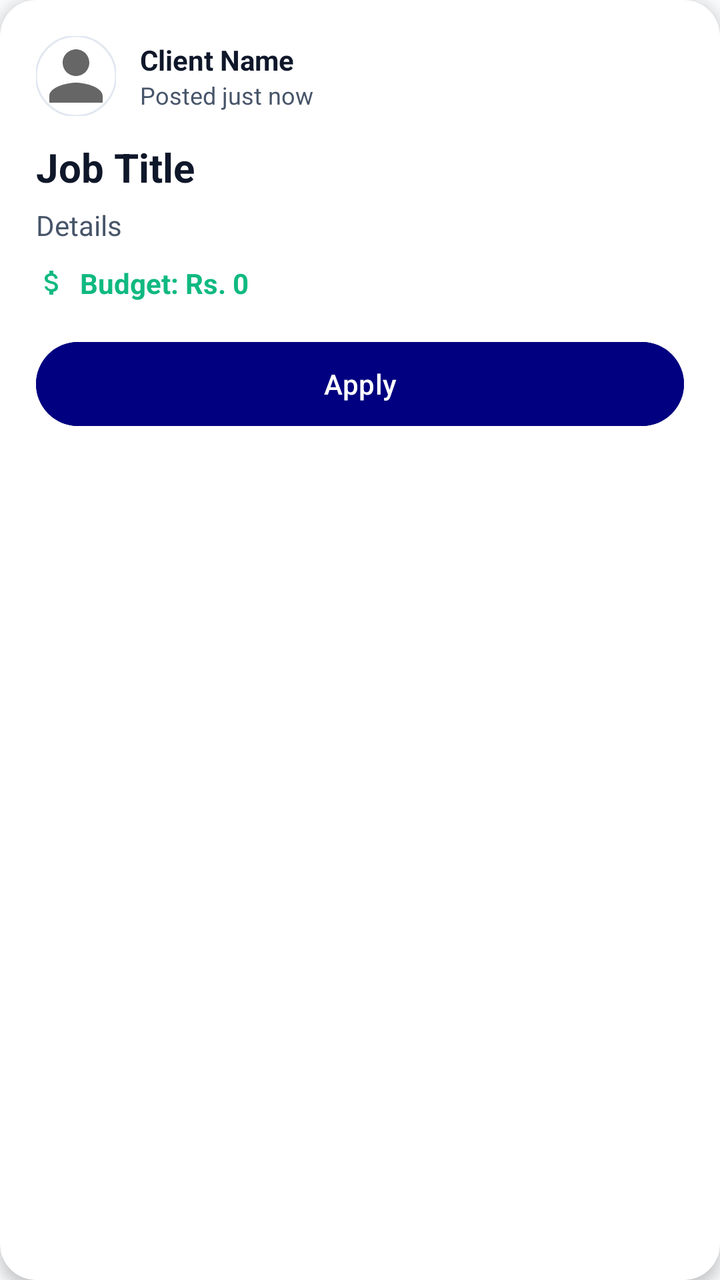
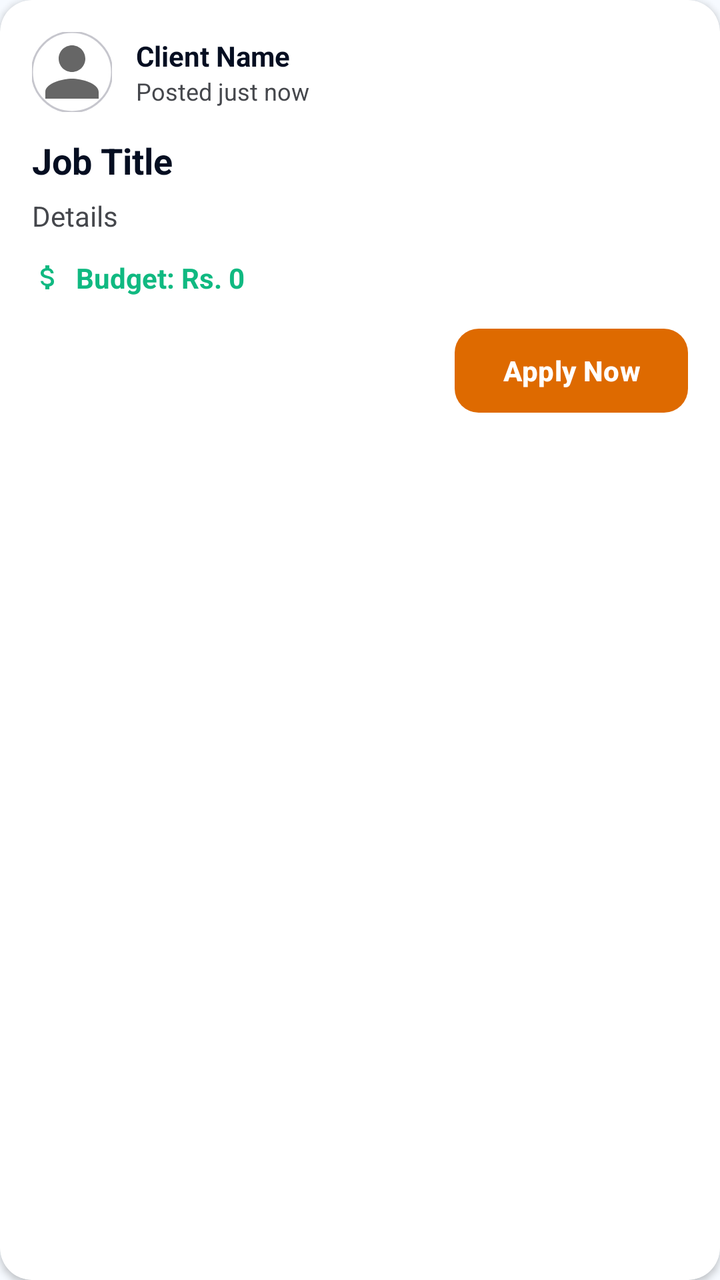

The first picture is an Android layout as it rendered before a commit; the second is the same layout after the commit. The layout source and the unified diff follow.
<!-- AndroidManifest.xml: application theme Theme.MiniJobHunt -->
<!-- res/layout/item_freelancer_job.xml -->
<?xml version="1.0" encoding="utf-8"?>
<androidx.cardview.widget.CardView
    xmlns:android="http://schemas.android.com/apk/res/android"
    xmlns:app="http://schemas.android.com/apk/res-auto"
    android:layout_width="match_parent"
    android:layout_height="wrap_content"
    android:layout_marginHorizontal="16dp"
    android:layout_marginVertical="8dp"
    app:cardBackgroundColor="@color/surface"
    app:cardCornerRadius="18dp"
    app:cardElevation="4dp">

    <LinearLayout
        android:layout_width="match_parent"
        android:layout_height="wrap_content"
        android:orientation="vertical"
        android:padding="18dp">

        
        <LinearLayout
            android:layout_width="match_parent"
            android:layout_height="wrap_content"
            android:orientation="horizontal"
            android:gravity="center_vertical"
            android:layout_marginBottom="12dp">

            <com.google.android.material.imageview.ShapeableImageView
                android:id="@+id/imgClientProfile"
                android:layout_width="40dp"
                android:layout_height="40dp"
                android:scaleType="centerCrop"
                android:src="@drawable/ic_profile"
                app:shapeAppearanceOverlay="@style/CircleImage"
                app:strokeColor="@color/divider"
                app:strokeWidth="1dp" />

            <LinearLayout
                android:layout_width="0dp"
                android:layout_height="wrap_content"
                android:layout_weight="1"
                android:orientation="vertical"
                android:layout_marginStart="12dp">

                <LinearLayout
                    android:layout_width="wrap_content"
                    android:layout_height="wrap_content"
                    android:orientation="horizontal"
                    android:gravity="center_vertical">

                    <TextView
                        android:id="@+id/txtClientName"
                        android:layout_width="wrap_content"
                        android:layout_height="wrap_content"
                        android:text="Client Name"
                        android:textColor="@color/text_primary"
                        android:textStyle="bold"
                        android:textSize="14sp" />

                    <ImageView
                        android:id="@+id/imgVerifiedBadge"
                        android:layout_width="20dp"
                        android:layout_height="20dp"
                        android:layout_marginStart="6dp"
                        android:src="@drawable/ic_verified"
                        android:visibility="gone"
                        android:contentDescription="Verified"/>

                </LinearLayout>

                <TextView
                    android:id="@+id/txtPostedAt"
                    android:layout_width="wrap_content"
                    android:layout_height="wrap_content"
                    android:text="Posted just now"
                    android:textColor="@color/text_secondary"
                    android:textSize="12sp" />

            </LinearLayout>

        </LinearLayout>

        <TextView
            android:id="@+id/txtJobTitle"
            android:layout_width="wrap_content"
            android:layout_height="wrap_content"
            android:text="Job Title"
            android:textSize="20sp"
            android:textStyle="bold"
            android:textColor="@color/text_primary" />

        <TextView
            android:id="@+id/txtJobDetails"
            android:layout_width="wrap_content"
            android:layout_height="wrap_content"
            android:layout_marginTop="6dp"
            android:text="Details"
            android:textColor="@color/text_secondary" />

        <LinearLayout
            android:layout_width="match_parent"
            android:layout_height="wrap_content"
            android:orientation="horizontal"
            android:gravity="center_vertical"
            android:layout_marginTop="10dp">

            <ImageView
                android:layout_width="16dp"
                android:layout_height="16dp"
                android:src="@drawable/ic_money"
                app:tint="@color/success" />

            <TextView
                android:id="@+id/txtJobBudget"
                android:layout_width="wrap_content"
                android:layout_height="wrap_content"
                android:layout_marginStart="6dp"
                android:text="Budget: Rs. 0"
                android:textColor="@color/success"
                android:textStyle="bold" />

        </LinearLayout>

        <Button
            android:id="@+id/btnApply"
            android:layout_width="match_parent"
            android:layout_height="50dp"
            android:layout_marginTop="16dp"
            android:text="Apply"
            android:textAllCaps="false"
            android:textColor="@color/white"
            android:backgroundTint="@color/primary" />

        <LinearLayout
            android:id="@+id/layoutWork"
            android:layout_width="match_parent"
            android:layout_height="wrap_content"
            android:orientation="vertical"
            android:visibility="gone">

            <LinearLayout
                android:layout_width="match_parent"
                android:layout_height="wrap_content"
                android:orientation="horizontal"
                android:layout_marginTop="12dp">

                <Button
                    android:id="@+id/btnSubmitWork"
                    android:layout_width="0dp"
                    android:layout_height="50dp"
                    android:layout_weight="1"
                    android:text="Add New File"
                    android:textAllCaps="false"
                    android:textColor="@color/white"
                    android:backgroundTint="@color/info" />

                <Button
                    android:id="@+id/btnManageWork"
                    style="?attr/materialButtonOutlinedStyle"
                    android:layout_width="0dp"
                    android:layout_height="50dp"
                    android:layout_weight="1"
                    android:layout_marginStart="8dp"
                    android:text="Manage Work"
                    android:textAllCaps="false"
                    android:textColor="@color/info"
                    android:visibility="gone"/>

            </LinearLayout>

            <TextView
                android:id="@+id/txtWorkFile"
                android:layout_width="match_parent"
                android:layout_height="wrap_content"
                android:layout_marginTop="8dp"
                android:text="Latest submission: View file"
                android:textColor="@color/primary"
                android:textSize="12sp"
                android:gravity="center"
                android:visibility="gone" />

            <TextView
                android:id="@+id/btnRaiseConflict"
                android:layout_width="wrap_content"
                android:layout_height="wrap_content"
                android:layout_marginTop="12dp"
                android:layout_gravity="center"
                android:text="Problem? Raise a Conflict"
                android:textColor="@color/accent"
                android:textSize="13sp"
                android:textStyle="bold"
                android:padding="8dp" />

        </LinearLayout>

    </LinearLayout>

</androidx.cardview.widget.CardView>
<!-- resources referenced by this layout -->
<resources>
  <color name="accent">#EF4444</color>
  <color name="divider">#E2E8F0</color>
  <color name="info">#000080</color>
  <color name="primary">#000080</color>
  <color name="surface">#FFFFFF</color>
  <color name="text_primary">#0F172A</color>
  <color name="text_secondary">#475569</color>
  <style name="Base.Theme.MiniJobHunt" parent="Theme.Material3.DayNight.NoActionBar">
          <item name="colorPrimary">@color/primary</item>
          <item name="colorOnPrimary">@color/white</item>
          <item name="colorPrimaryContainer">@color/primary_light</item>
          <item name="colorOnPrimaryContainer">@color/primary_dark</item>
  
          <item name="colorSecondary">@color/info</item>
          <item name="colorOnSecondary">@color/white</item>
  
          <item name="android:windowBackground">@color/background</item>
          <item name="android:statusBarColor">@color/background</item>
          <item name="android:windowLightStatusBar">true</item>
  
          
          <item name="textAppearanceHeadlineLarge">@style/AppText.HeadlineLarge</item>
          <item name="textAppearanceTitleMedium">@style/AppText.TitleMedium</item>
          <item name="textAppearanceBodyLarge">@style/AppText.BodyLarge</item>
      </style>
  <color name="primary_light">#E6E6FF</color>
  <color name="primary_dark">#000066</color>
  <color name="background">#F8FAFC</color>
  <style name="AppText.HeadlineLarge">
          <item name="android:textSize">30sp</item>
          <item name="android:textStyle">bold</item>
          <item name="android:textColor">@color/text_primary</item>
          <item name="android:letterSpacing">-0.02</item>
      </style>
  <!-- unchanged entries left out for length: 9 -->
</resources>

<!-- the commit's change to res/layout/item_freelancer_job.xml (unified diff, before → after) -->
@@ -6,15 +6,15 @@
     android:layout_height="wrap_content"
     android:layout_marginHorizontal="16dp"
     android:layout_marginVertical="8dp"
-    app:cardBackgroundColor="@color/surface"
-    app:cardCornerRadius="18dp"
-    app:cardElevation="4dp">
+    app:cardBackgroundColor="@color/white"
+    app:cardCornerRadius="16dp"
+    app:cardElevation="2dp">
 
     <LinearLayout
         android:layout_width="match_parent"
         android:layout_height="wrap_content"
         android:orientation="vertical"
-        android:padding="18dp">
+        android:padding="16dp">
 
         
         <LinearLayout
@@ -31,7 +31,7 @@
                 android:scaleType="centerCrop"
                 android:src="@drawable/ic_profile"
                 app:shapeAppearanceOverlay="@style/CircleImage"
-                app:strokeColor="@color/divider"
+                app:strokeColor="@color/outline_variant"
                 app:strokeWidth="1dp" />
 
             <LinearLayout
@@ -52,7 +52,7 @@
                         android:layout_width="wrap_content"
                         android:layout_height="wrap_content"
                         android:text="Client Name"
-                        android:textColor="@color/text_primary"
+                        android:textColor="@color/primary"
                         android:textStyle="bold"
                         android:textSize="14sp" />
 
@@ -84,9 +84,9 @@
             android:layout_width="wrap_content"
             android:layout_height="wrap_content"
             android:text="Job Title"
-            android:textSize="20sp"
+            android:textSize="18sp"
             android:textStyle="bold"
-            android:textColor="@color/text_primary" />
+            android:textColor="@color/primary" />
 
         <TextView
             android:id="@+id/txtJobDetails"
@@ -94,14 +94,16 @@
             android:layout_height="wrap_content"
             android:layout_marginTop="6dp"
             android:text="Details"
-            android:textColor="@color/text_secondary" />
+            android:textColor="@color/text_secondary"
+            android:textSize="14sp"
+            android:lineSpacingExtra="2dp" />
 
         <LinearLayout
             android:layout_width="match_parent"
             android:layout_height="wrap_content"
             android:orientation="horizontal"
             android:gravity="center_vertical"
-            android:layout_marginTop="10dp">
+            android:layout_marginTop="12dp">
 
             <ImageView
                 android:layout_width="16dp"
@@ -116,26 +118,57 @@
                 android:layout_marginStart="6dp"
                 android:text="Budget: Rs. 0"
                 android:textColor="@color/success"
-                android:textStyle="bold" />
+                android:textStyle="bold"
+                android:textSize="14sp" />
 
         </LinearLayout>
 
-        <Button
-            android:id="@+id/btnApply"
-            android:layout_width="match_parent"
-            android:layout_height="50dp"
-            android:layout_marginTop="16dp"
-            android:text="Apply"
-            android:textAllCaps="false"
-            android:textColor="@color/white"
-            android:backgroundTint="@color/primary" />
+        <RelativeLayout
+            android:layout_width="match_parent"
+            android:layout_height="wrap_content"
+            android:layout_marginTop="16dp">
+
+            <com.google.android.material.button.MaterialButton
+                android:id="@+id/btnApply"
+                style="@style/AppButton.Accent"
+                android:layout_width="wrap_content"
+                android:layout_height="42dp"
+                android:layout_alignParentEnd="true"
+                android:paddingHorizontal="24dp"
+                android:text="Apply Now"
+                android:textAllCaps="false"
+                android:textSize="14sp" />
+
+        </RelativeLayout>
 
         <LinearLayout
             android:id="@+id/layoutWork"
             android:layout_width="match_parent"
             android:layout_height="wrap_content"
             android:orientation="vertical"
-            android:visibility="gone">
+            android:visibility="gone"
+            tools:visibility="visible"
+            xmlns:tools="http://schemas.android.com/tools">
+
+            <View
+                android:layout_width="match_parent"
+                android:layout_height="1dp"
+                android:background="@color/divider"
+                android:layout_marginVertical="12dp" />
+
+            <TextView
+                android:id="@+id/txtWorkFile"
+                android:layout_width="match_parent"
+                android:layout_height="wrap_content"
+                android:background="@drawable/bg_chip_light"
+                android:padding="12dp"
+                android:text="Attached File: none"
+                android:textColor="@color/primary"
+                android:textSize="13sp"
+                android:textStyle="bold"
+                android:drawableStart="@drawable/ic_upload"
+                android:drawablePadding="8dp"
+                android:visibility="gone" />
 
             <LinearLayout
                 android:layout_width="match_parent"
@@ -143,55 +176,43 @@
                 android:orientation="horizontal"
                 android:layout_marginTop="12dp">
 
-                <Button
+                <com.google.android.material.button.MaterialButton
                     android:id="@+id/btnSubmitWork"
+                    style="@style/AppButton.Primary"
                     android:layout_width="0dp"
-                    android:layout_height="50dp"
+                    android:layout_height="42dp"
                     android:layout_weight="1"
-                    android:text="Add New File"
-                    android:textAllCaps="false"
-                    android:textColor="@color/white"
-                    android:backgroundTint="@color/info" />
-
-                <Button
+                    android:layout_marginEnd="6dp"
+                    android:text="Submit Work"
+                    android:textSize="13sp"
+                    android:textAllCaps="false" />
+
+                <com.google.android.material.button.MaterialButton
                     android:id="@+id/btnManageWork"
-                    style="?attr/materialButtonOutlinedStyle"
+                    style="@style/AppButton.Ghost"
                     android:layout_width="0dp"
-                    android:layout_height="50dp"
+                    android:layout_height="42dp"
                     android:layout_weight="1"
-                    android:layout_marginStart="8dp"
-                    android:text="Manage Work"
-                    android:textAllCaps="false"
-                    android:textColor="@color/info"
-                    android:visibility="gone"/>
-
+                    android:layout_marginStart="6dp"
+                    android:text="Manage"
+                    android:textSize="13sp"
+                    android:textAllCaps="false" />
             </LinearLayout>
 
-            <TextView
-                android:id="@+id/txtWorkFile"
-                android:layout_width="match_parent"
-                android:layout_height="wrap_content"
-                android:layout_marginTop="8dp"
-                android:text="Latest submission: View file"
-                android:textColor="@color/primary"
-                android:textSize="12sp"
-                android:gravity="center"
-                android:visibility="gone" />
-
-            <TextView
+            <com.google.android.material.button.MaterialButton
                 android:id="@+id/btnRaiseConflict"
-                android:layout_width="wrap_content"
-                android:layout_height="wrap_content"
-                android:layout_marginTop="12dp"
-                android:layout_gravity="center"
+                style="@style/Widget.Material3.Button.TextButton"
+                android:layout_width="match_parent"
+                android:layout_height="wrap_content"
+                android:layout_marginTop="4dp"
                 android:text="Problem? Raise a Conflict"
                 android:textColor="@color/accent"
-                android:textSize="13sp"
-                android:textStyle="bold"
-                android:padding="8dp" />
-
+                android:textSize="12sp"
+                android:textAllCaps="false" />
         </LinearLayout>
 
+
+
     </LinearLayout>
 
 </androidx.cardview.widget.CardView>
<!-- resource entries referenced after the edit -->
@@ -1,19 +1,70 @@
 <!-- resources referenced by this layout -->
 <resources>
-  <color name="accent">#EF4444</color>
-  <color name="divider">#E2E8F0</color>
-  <color name="info">#000080</color>
-  <color name="primary">#000080</color>
-  <color name="surface">#FFFFFF</color>
-  <color name="text_primary">#0F172A</color>
-  <color name="text_secondary">#475569</color>
+  <color name="accent">#ba1a1a</color>
+  <color name="divider">#c6c6cd</color>
+  <color name="outline_variant">#c6c6cd</color>
+  <color name="info">#050e21</color>
+  <color name="orange_primary">#de6a00</color>
+  <style name="ShapeAppearance.App.Medium" parent="ShapeAppearance.Material3.MediumComponent">
+          <item name="cornerSize">12dp</item>
+      </style>
+  <color name="primary">#050e21</color>
+  <color name="text_primary">#141d23</color>
+  <color name="text_muted">#76777d</color>
+  <color name="text_secondary">#45474c</color>
+  <!-- drawable bg_chip_light (drawable) -->
+  <?xml version="1.0" encoding="utf-8"?>
+  <shape xmlns:android="http://schemas.android.com/apk/res/android"
+      android:shape="rectangle">
+      <solid android:color="@color/surface_container" />
+      <corners android:radius="999dp" />
+  </shape>
+  <!-- drawable ic_upload (drawable) -->
+  <vector xmlns:android="http://schemas.android.com/apk/res/android"
+      android:width="24dp"
+      android:height="24dp"
+      android:viewportWidth="24"
+      android:viewportHeight="24">
+  
+      <path
+          android:fillColor="#4CAF50"
+          android:pathData="M5,20h14v-2H5v2zM12,2l-5.5,5.5 1.41,1.41L11,5.83V16h2V5.83l3.09,3.08 1.41-1.41L12,2z"/>
+  </vector>
+  <style name="AppButton.Accent" parent="Widget.Material3.Button">
+          <item name="backgroundTint">@color/orange_primary</item>
+          <item name="android:textColor">@color/white</item>
+          <item name="shapeAppearance">@style/ShapeAppearance.App.Medium</item>
+          <item name="android:insetTop">0dp</item>
+          <item name="android:insetBottom">0dp</item>
+          <item name="android:letterSpacing">0.01</item>
+          <item name="android:textStyle">bold</item>
+      </style>
+  <style name="AppButton.Ghost" parent="Widget.Material3.Button.OutlinedButton">
+          <item name="android:textColor">@color/primary</item>
+          <item name="strokeColor">@color/primary</item>
+          <item name="strokeWidth">1dp</item>
+          <item name="shapeAppearance">@style/ShapeAppearance.App.Medium</item>
+          <item name="android:insetTop">0dp</item>
+          <item name="android:insetBottom">0dp</item>
+          <item name="android:textStyle">bold</item>
+      </style>
+  <style name="AppButton.Primary" parent="Widget.Material3.Button">
+          <item name="backgroundTint">@color/primary</item>
+          <item name="android:textColor">@color/white</item>
+          <item name="shapeAppearance">@style/ShapeAppearance.App.Medium</item>
+          <item name="android:insetTop">0dp</item>
+          <item name="android:insetBottom">0dp</item>
+          <item name="android:letterSpacing">0.01</item>
+          <item name="android:textStyle">bold</item>
+      </style>
+  <color name="surface_container">#e6eff8</color>
   <style name="Base.Theme.MiniJobHunt" parent="Theme.Material3.DayNight.NoActionBar">
           <item name="colorPrimary">@color/primary</item>
           <item name="colorOnPrimary">@color/white</item>
-          <item name="colorPrimaryContainer">@color/primary_light</item>
-          <item name="colorOnPrimaryContainer">@color/primary_dark</item>
+          <item name="colorPrimaryContainer">@color/primary_container</item>
+          <item name="colorOnPrimaryContainer">@color/on_primary_container</item>
   
-          <item name="colorSecondary">@color/info</item>
+          <item name="colorSecondary">@color/secondary</item>
           <item name="colorOnSecondary">@color/white</item>
   
           <item name="android:windowBackground">@color/background</item>
@@ -24,16 +75,24 @@
           <item name="textAppearanceHeadlineLarge">@style/AppText.HeadlineLarge</item>
           <item name="textAppearanceTitleMedium">@style/AppText.TitleMedium</item>
           <item name="textAppearanceBodyLarge">@style/AppText.BodyLarge</item>
+          <item name="textAppearanceLabelMedium">@style/AppText.LabelMedium</item>
       </style>
-  <color name="primary_light">#E6E6FF</color>
-  <color name="primary_dark">#000066</color>
-  <color name="background">#F8FAFC</color>
+  <color name="primary_container">#1b2437</color>
+  <color name="on_primary_container">#828ba2</color>
+  <color name="secondary">#5c5f60</color>
+  <color name="background">#f6faff</color>
   <style name="AppText.HeadlineLarge">
-          <item name="android:textSize">30sp</item>
+          <item name="android:textSize">24sp</item>
           <item name="android:textStyle">bold</item>
           <item name="android:textColor">@color/text_primary</item>
           <item name="android:letterSpacing">-0.02</item>
       </style>
+  <style name="AppText.LabelMedium">
+          <item name="android:textSize">12sp</item>
+          <item name="android:textStyle">bold</item>
+          <item name="android:textColor">@color/text_muted</item>
+          <item name="android:letterSpacing">0.01</item>
+      </style>
   <!-- unchanged entries left out for length: 9 -->
 </resources>
 
